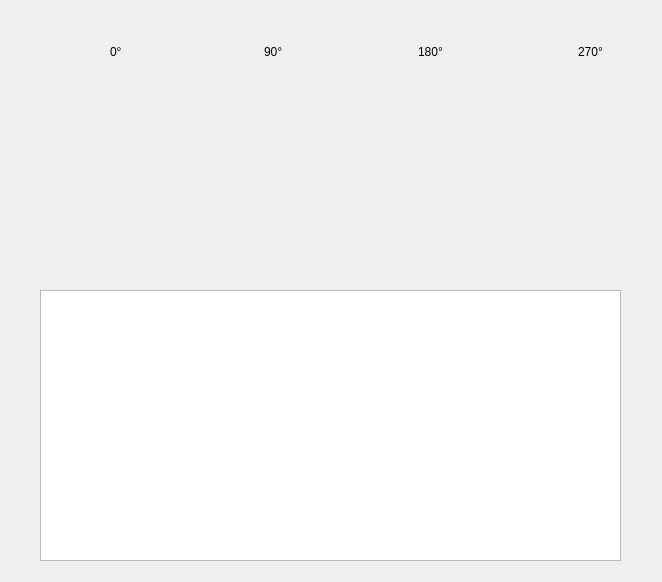
Above: PLLTrainer/aboutpllform.ui from moevm/gui-1h2017-01 before the change. Below: the same form after it.
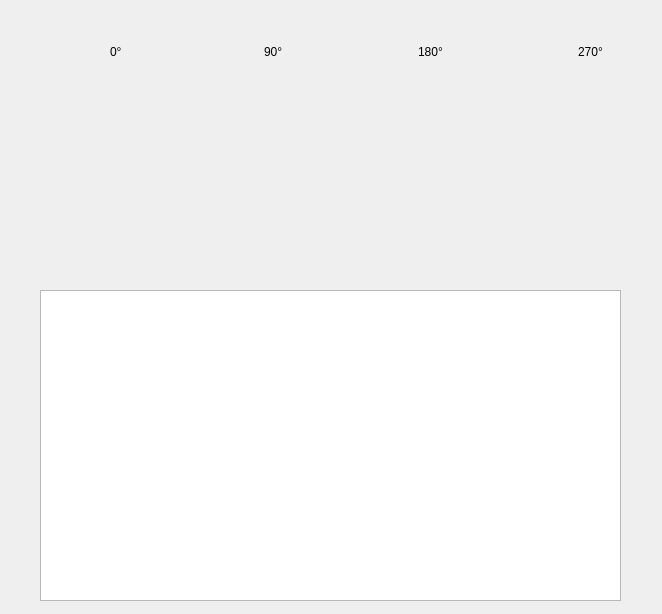
That is the form after the change. Custom widgets are drawn as their Qt base class.

Patch:
```diff
--- a/PLLTrainer/aboutpllform.ui
+++ b/PLLTrainer/aboutpllform.ui
@@ -7,7 +7,7 @@
     <x>0</x>
     <y>0</y>
     <width>662</width>
-    <height>582</height>
+    <height>614</height>
    </rect>
   </property>
   <property name="windowTitle">
@@ -121,7 +121,7 @@
      <x>40</x>
      <y>290</y>
      <width>581</width>
-     <height>271</height>
+     <height>311</height>
     </rect>
    </property>
    <property name="font">
```
